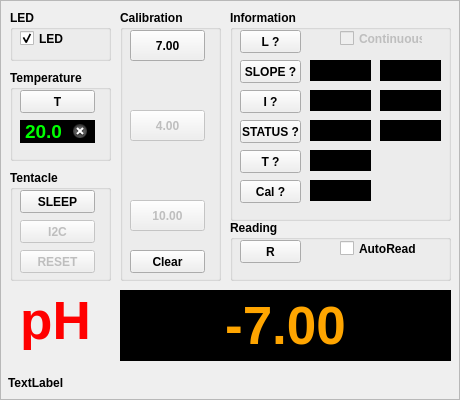
cskv/atlas-tentacle, file ezoframe.ui: the form before one commit.
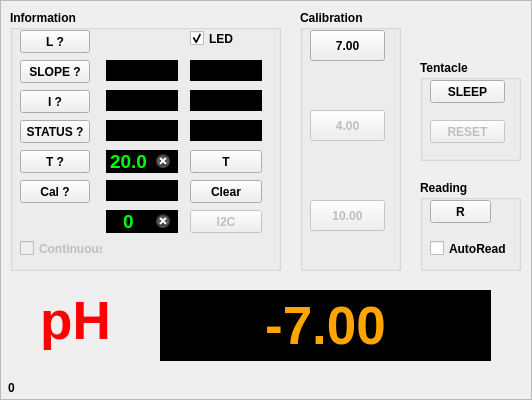
The form after the commit. Icons and pictures are not drawn. Custom widgets are drawn as their Qt base class.

```diff
--- a/ezoframe.ui
+++ b/ezoframe.ui
@@ -6,7 +6,7 @@
    <rect>
     <x>0</x>
     <y>0</y>
-    <width>460</width>
+    <width>532</width>
     <height>400</height>
    </rect>
   </property>
@@ -22,10 +22,10 @@
   <widget class="QGroupBox" name="gbCalibration">
    <property name="geometry">
     <rect>
-     <x>120</x>
+     <x>300</x>
      <y>10</y>
      <width>101</width>
-     <height>271</height>
+     <height>261</height>
     </rect>
    </property>
    <property name="font">
@@ -82,22 +82,6 @@
      <string>10.00</string>
     </property>
    </widget>
-   <widget class="QPushButton" name="btnCalClear">
-    <property name="enabled">
-     <bool>true</bool>
-    </property>
-    <property name="geometry">
-     <rect>
-      <x>10</x>
-      <y>240</y>
-      <width>75</width>
-      <height>23</height>
-     </rect>
-    </property>
-    <property name="text">
-     <string>Clear</string>
-    </property>
-   </widget>
    <widget class="QLabel" name="label_2">
     <property name="geometry">
      <rect>
@@ -143,61 +127,13 @@
     </property>
    </widget>
   </widget>
-  <widget class="QGroupBox" name="gbLED">
-   <property name="geometry">
-    <rect>
-     <x>10</x>
-     <y>10</y>
-     <width>101</width>
-     <height>51</height>
-    </rect>
-   </property>
-   <property name="font">
-    <font>
-     <weight>75</weight>
-     <bold>true</bold>
-    </font>
-   </property>
-   <property name="title">
-    <string>LED</string>
-   </property>
-   <widget class="QCheckBox" name="ledCheckBox">
-    <property name="geometry">
-     <rect>
-      <x>10</x>
-      <y>20</y>
-      <width>70</width>
-      <height>17</height>
-     </rect>
-    </property>
-    <property name="autoFillBackground">
-     <bool>false</bool>
-    </property>
-    <property name="text">
-     <string>LED</string>
-    </property>
-    <property name="checked">
-     <bool>true</bool>
-    </property>
-   </widget>
-   <widget class="LedIndicator" name="stateLed" native="true">
-    <property name="geometry">
-     <rect>
-      <x>60</x>
-      <y>17</y>
-      <width>25</width>
-      <height>25</height>
-     </rect>
-    </property>
-   </widget>
-  </widget>
   <widget class="QGroupBox" name="gbSys">
    <property name="geometry">
     <rect>
-     <x>10</x>
-     <y>170</y>
+     <x>420</x>
+     <y>60</y>
      <width>101</width>
-     <height>111</height>
+     <height>101</height>
     </rect>
    </property>
    <property name="font">
@@ -222,22 +158,6 @@
      <string>SLEEP</string>
     </property>
    </widget>
-   <widget class="QPushButton" name="btnI2CAddr">
-    <property name="enabled">
-     <bool>false</bool>
-    </property>
-    <property name="geometry">
-     <rect>
-      <x>10</x>
-      <y>50</y>
-      <width>75</width>
-      <height>23</height>
-     </rect>
-    </property>
-    <property name="text">
-     <string>I2C</string>
-    </property>
-   </widget>
    <widget class="QPushButton" name="btnFactReset">
     <property name="enabled">
      <bool>false</bool>
@@ -245,7 +165,7 @@
     <property name="geometry">
      <rect>
       <x>10</x>
-      <y>80</y>
+      <y>60</y>
       <width>75</width>
       <height>23</height>
      </rect>
@@ -258,10 +178,10 @@
   <widget class="QGroupBox" name="groupBox">
    <property name="geometry">
     <rect>
-     <x>230</x>
+     <x>10</x>
      <y>10</y>
-     <width>221</width>
-     <height>211</height>
+     <width>271</width>
+     <height>261</height>
     </rect>
    </property>
    <property name="sizePolicy">
@@ -284,7 +204,7 @@
      <rect>
       <x>10</x>
       <y>50</y>
-      <width>61</width>
+      <width>70</width>
       <height>23</height>
      </rect>
     </property>
@@ -297,7 +217,7 @@
      <rect>
       <x>10</x>
       <y>80</y>
-      <width>61</width>
+      <width>70</width>
       <height>23</height>
      </rect>
     </property>
@@ -310,7 +230,7 @@
      <rect>
       <x>10</x>
       <y>110</y>
-      <width>61</width>
+      <width>70</width>
       <height>23</height>
      </rect>
     </property>
@@ -327,9 +247,9 @@
    <widget class="QLabel" name="acidSlopeLabel">
     <property name="geometry">
      <rect>
-      <x>80</x>
+      <x>96</x>
       <y>50</y>
-      <width>61</width>
+      <width>72</width>
       <height>21</height>
      </rect>
     </property>
@@ -362,9 +282,9 @@
    <widget class="QLabel" name="basicSlopeLabel">
     <property name="geometry">
      <rect>
-      <x>150</x>
+      <x>180</x>
       <y>50</y>
-      <width>61</width>
+      <width>72</width>
       <height>21</height>
      </rect>
     </property>
@@ -397,9 +317,9 @@
    <widget class="QLabel" name="probeLabel">
     <property name="geometry">
      <rect>
-      <x>80</x>
+      <x>96</x>
       <y>80</y>
-      <width>61</width>
+      <width>72</width>
       <height>21</height>
      </rect>
     </property>
@@ -432,9 +352,9 @@
    <widget class="QLabel" name="rstLabel">
     <property name="geometry">
      <rect>
-      <x>80</x>
+      <x>96</x>
       <y>110</y>
-      <width>61</width>
+      <width>72</width>
       <height>21</height>
      </rect>
     </property>
@@ -467,9 +387,9 @@
    <widget class="QLabel" name="versionLabel">
     <property name="geometry">
      <rect>
-      <x>150</x>
+      <x>180</x>
       <y>80</y>
-      <width>61</width>
+      <width>72</width>
       <height>21</height>
      </rect>
     </property>
@@ -502,9 +422,9 @@
    <widget class="QLabel" name="voltLabel">
     <property name="geometry">
      <rect>
-      <x>150</x>
+      <x>180</x>
       <y>110</y>
-      <width>61</width>
+      <width>72</width>
       <height>21</height>
      </rect>
     </property>
@@ -539,7 +459,7 @@
      <rect>
       <x>10</x>
       <y>20</y>
-      <width>61</width>
+      <width>70</width>
       <height>23</height>
      </rect>
     </property>
@@ -552,7 +472,7 @@
      <rect>
       <x>10</x>
       <y>140</y>
-      <width>61</width>
+      <width>70</width>
       <height>23</height>
      </rect>
     </property>
@@ -560,47 +480,12 @@
      <string>T ?</string>
     </property>
    </widget>
-   <widget class="QLabel" name="tempLabel">
-    <property name="geometry">
-     <rect>
-      <x>80</x>
-      <y>140</y>
-      <width>61</width>
-      <height>21</height>
-     </rect>
-    </property>
-    <property name="font">
-     <font>
-      <family>Arial</family>
-      <pointsize>12</pointsize>
-      <weight>75</weight>
-      <bold>true</bold>
-     </font>
-    </property>
-    <property name="styleSheet">
-     <string notr="true">background: black;
-color: yellow;
-</string>
-    </property>
-    <property name="text">
-     <string/>
-    </property>
-    <property name="textFormat">
-     <enum>Qt::PlainText</enum>
-    </property>
-    <property name="alignment">
-     <set>Qt::AlignCenter</set>
-    </property>
-    <property name="margin">
-     <number>4</number>
-    </property>
-   </widget>
    <widget class="QPushButton" name="btnCal">
     <property name="geometry">
      <rect>
       <x>10</x>
       <y>170</y>
-      <width>61</width>
+      <width>70</width>
       <height>23</height>
      </rect>
     </property>
@@ -611,9 +496,9 @@
    <widget class="QLabel" name="calLabel">
     <property name="geometry">
      <rect>
-      <x>80</x>
+      <x>96</x>
       <y>170</y>
-      <width>61</width>
+      <width>72</width>
       <height>21</height>
      </rect>
     </property>
@@ -649,8 +534,8 @@
     </property>
     <property name="geometry">
      <rect>
-      <x>110</x>
-      <y>20</y>
+      <x>10</x>
+      <y>230</y>
       <width>83</width>
       <height>17</height>
      </rect>
@@ -659,11 +544,161 @@
      <string>Continuous</string>
     </property>
    </widget>
+   <widget class="QLineEdit" name="leTemp">
+    <property name="geometry">
+     <rect>
+      <x>96</x>
+      <y>140</y>
+      <width>72</width>
+      <height>23</height>
+     </rect>
+    </property>
+    <property name="font">
+     <font>
+      <family>Arial</family>
+      <pointsize>14</pointsize>
+      <weight>75</weight>
+      <bold>true</bold>
+     </font>
+    </property>
+    <property name="autoFillBackground">
+     <bool>false</bool>
+    </property>
+    <property name="styleSheet">
+     <string notr="true">background: black;
+color: lime;
+</string>
+    </property>
+    <property name="text">
+     <string>20.0</string>
+    </property>
+    <property name="frame">
+     <bool>false</bool>
+    </property>
+    <property name="alignment">
+     <set>Qt::AlignCenter</set>
+    </property>
+    <property name="clearButtonEnabled">
+     <bool>true</bool>
+    </property>
+   </widget>
+   <widget class="QPushButton" name="btnSetTemp">
+    <property name="geometry">
+     <rect>
+      <x>180</x>
+      <y>140</y>
+      <width>72</width>
+      <height>23</height>
+     </rect>
+    </property>
+    <property name="text">
+     <string>T</string>
+    </property>
+   </widget>
+   <widget class="QCheckBox" name="ledCheckBox">
+    <property name="geometry">
+     <rect>
+      <x>180</x>
+      <y>20</y>
+      <width>61</width>
+      <height>17</height>
+     </rect>
+    </property>
+    <property name="autoFillBackground">
+     <bool>false</bool>
+    </property>
+    <property name="text">
+     <string>LED</string>
+    </property>
+    <property name="checked">
+     <bool>true</bool>
+    </property>
+   </widget>
+   <widget class="QPushButton" name="btnI2CAddr">
+    <property name="enabled">
+     <bool>false</bool>
+    </property>
+    <property name="geometry">
+     <rect>
+      <x>180</x>
+      <y>200</y>
+      <width>72</width>
+      <height>23</height>
+     </rect>
+    </property>
+    <property name="text">
+     <string>I2C</string>
+    </property>
+   </widget>
+   <widget class="QLineEdit" name="leI2CAddress">
+    <property name="geometry">
+     <rect>
+      <x>96</x>
+      <y>200</y>
+      <width>72</width>
+      <height>23</height>
+     </rect>
+    </property>
+    <property name="font">
+     <font>
+      <family>Arial</family>
+      <pointsize>14</pointsize>
+      <weight>75</weight>
+      <bold>true</bold>
+     </font>
+    </property>
+    <property name="autoFillBackground">
+     <bool>false</bool>
+    </property>
+    <property name="styleSheet">
+     <string notr="true">background: black;
+color: lime;
+</string>
+    </property>
+    <property name="text">
+     <string>0</string>
+    </property>
+    <property name="frame">
+     <bool>false</bool>
+    </property>
+    <property name="alignment">
+     <set>Qt::AlignCenter</set>
+    </property>
+    <property name="clearButtonEnabled">
+     <bool>true</bool>
+    </property>
+   </widget>
+   <widget class="LedIndicator" name="stateLed" native="true">
+    <property name="geometry">
+     <rect>
+      <x>110</x>
+      <y>20</y>
+      <width>25</width>
+      <height>25</height>
+     </rect>
+    </property>
+   </widget>
+   <widget class="QPushButton" name="btnCalClear">
+    <property name="enabled">
+     <bool>true</bool>
+    </property>
+    <property name="geometry">
+     <rect>
+      <x>180</x>
+      <y>170</y>
+      <width>72</width>
+      <height>23</height>
+     </rect>
+    </property>
+    <property name="text">
+     <string>Clear</string>
+    </property>
+   </widget>
   </widget>
   <widget class="QLabel" name="pHLabel">
    <property name="geometry">
     <rect>
-     <x>120</x>
+     <x>160</x>
      <y>290</y>
      <width>331</width>
      <height>71</height>
@@ -698,10 +733,10 @@
   <widget class="QGroupBox" name="gbRead">
    <property name="geometry">
     <rect>
-     <x>230</x>
-     <y>220</y>
-     <width>221</width>
-     <height>61</height>
+     <x>420</x>
+     <y>180</y>
+     <width>101</width>
+     <height>91</height>
     </rect>
    </property>
    <property name="font">
@@ -729,8 +764,8 @@
    <widget class="QCheckBox" name="cbAuto">
     <property name="geometry">
      <rect>
-      <x>110</x>
-      <y>20</y>
+      <x>10</x>
+      <y>60</y>
       <width>81</width>
       <height>17</height>
      </rect>
@@ -740,80 +775,10 @@
     </property>
    </widget>
   </widget>
-  <widget class="QGroupBox" name="gbTemp">
-   <property name="geometry">
-    <rect>
-     <x>10</x>
-     <y>70</y>
-     <width>101</width>
-     <height>91</height>
-    </rect>
-   </property>
-   <property name="font">
-    <font>
-     <weight>75</weight>
-     <bold>true</bold>
-    </font>
-   </property>
-   <property name="title">
-    <string>Temperature</string>
-   </property>
-   <widget class="QPushButton" name="btnSetTemp">
-    <property name="geometry">
-     <rect>
-      <x>10</x>
-      <y>20</y>
-      <width>75</width>
-      <height>23</height>
-     </rect>
-    </property>
-    <property name="text">
-     <string>T</string>
-    </property>
-   </widget>
-   <widget class="QLineEdit" name="leTemp">
-    <property name="geometry">
-     <rect>
-      <x>10</x>
-      <y>50</y>
-      <width>75</width>
-      <height>23</height>
-     </rect>
-    </property>
-    <property name="font">
-     <font>
-      <family>Arial</family>
-      <pointsize>14</pointsize>
-      <weight>75</weight>
-      <bold>true</bold>
-     </font>
-    </property>
-    <property name="autoFillBackground">
-     <bool>false</bool>
-    </property>
-    <property name="styleSheet">
-     <string notr="true">background: black;
-color: lime;
-</string>
-    </property>
-    <property name="text">
-     <string>20.0</string>
-    </property>
-    <property name="frame">
-     <bool>false</bool>
-    </property>
-    <property name="alignment">
-     <set>Qt::AlignCenter</set>
-    </property>
-    <property name="clearButtonEnabled">
-     <bool>true</bool>
-    </property>
-   </widget>
-  </widget>
   <widget class="QLabel" name="label">
    <property name="geometry">
     <rect>
-     <x>10</x>
+     <x>30</x>
      <y>290</y>
      <width>91</width>
      <height>61</height>
@@ -840,8 +805,8 @@
    <property name="geometry">
     <rect>
      <x>8</x>
-     <y>373</y>
-     <width>452</width>
+     <y>378</y>
+     <width>527</width>
      <height>20</height>
     </rect>
    </property>
@@ -852,7 +817,7 @@
     </font>
    </property>
    <property name="text">
-    <string>TextLabel</string>
+    <string>0</string>
    </property>
   </widget>
  </widget>
```
Left out of the diff: 2 changed lines with no effect on the pictures.
